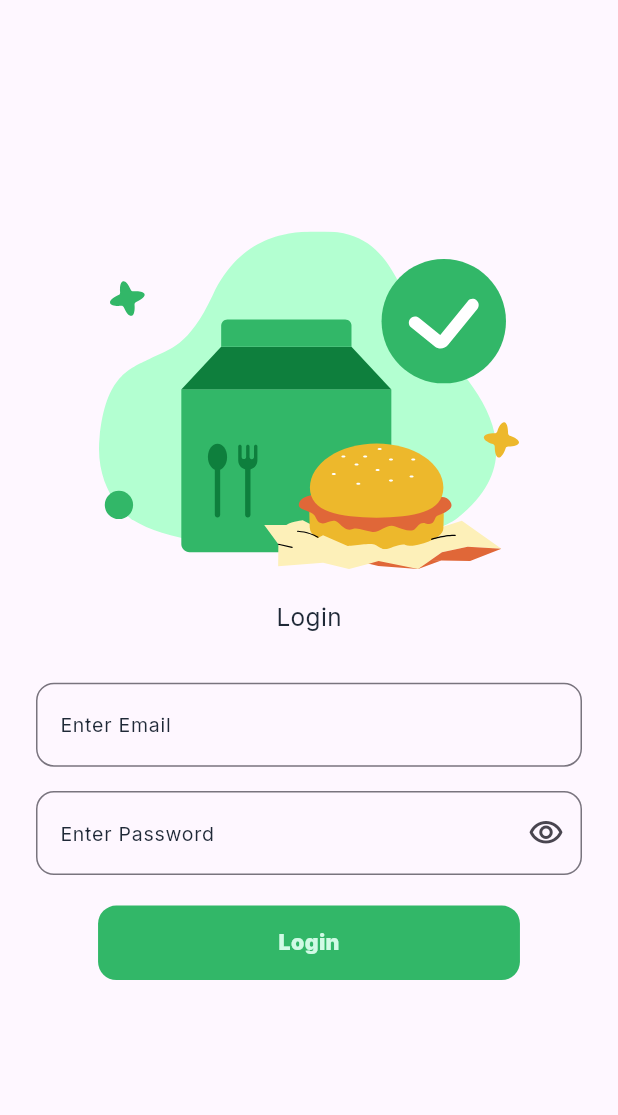
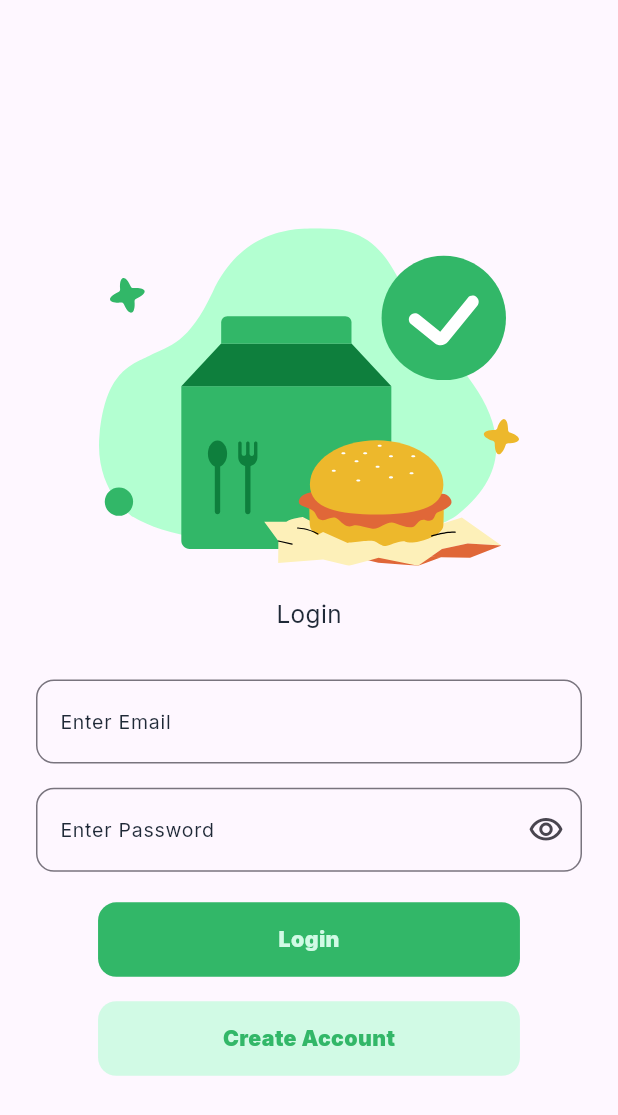
Before and after one commit to AbdelrahmanAddel/restaurant, a Flutter app: the screen it shows after launch, after a tap on "Login", on a phone screen of 412 x 824 dp. Shown: the top 1115 px of the screen. Run offline on Flutter 3.47's test engine with Material 3 defaults, Android fonts, the phone set to English and light mode, and no system bars; our stand-ins replace dartz, firebase_auth, firebase_core, flutter_bloc, flutter_screenutil, flutter_svg; accounts and stored records are empty.

Commit message:
fix overflow in rotate mobile

```diff
--- a/lib/features/login/presentation/widgets/login_body.dart
+++ b/lib/features/login/presentation/widgets/login_body.dart
@@ -18,12 +18,12 @@ class LoginViewBody extends StatelessWidget {
   @override
   Widget build(BuildContext context) {
     return SingleChildScrollView(
-      child: SizedBox(
-        height: MediaQuery.of(context).size.height,
       child: Center(
         child: Column(
           mainAxisAlignment: MainAxisAlignment.center,
           children: [
+            verticalSpace(150),
+
             SvgPicture.asset(ImageAssets.imagesSvgAuthenticationScreenImage),
             verticalSpace(20),
             Text(AppStrings.login, style: AppTextStyle.interBlack16),
@@ -39,7 +39,6 @@ class LoginViewBody extends StatelessWidget {
           ],
         ),
       ),
-      ),
     );
   }
 }
--- a/lib/features/login/presentation/widgets/login_text_form_fields_and_button.dart
+++ b/lib/features/login/presentation/widgets/login_text_form_fields_and_button.dart
@@ -3,8 +3,11 @@ import 'package:flutter_bloc/flutter_bloc.dart';
 import 'package:intern_restaurant/core/common/functions/text_form_fields_validator.dart';
 import 'package:intern_restaurant/core/common/widget/custom_app_button.dart';
 import 'package:intern_restaurant/core/common/widget/custom_text_form_field.dart';
+import 'package:intern_restaurant/core/constant/app_colors.dart';
 import 'package:intern_restaurant/core/constant/app_strings.dart';
+import 'package:intern_restaurant/core/helpers/navigation_extension.dart';
 import 'package:intern_restaurant/core/helpers/spacer.dart';
+import 'package:intern_restaurant/core/routes/routes_strings.dart';
 import 'package:intern_restaurant/features/login/data/models/login_with_email_and_password_model.dart';
 import 'package:intern_restaurant/features/login/presentation/cubit/login_cubit.dart';
 import 'package:intern_restaurant/features/login/presentation/widgets/login_bloc_listener.dart';
@@ -63,6 +66,15 @@ class LoginTextFormFieldsAndButton extends StatelessWidget {
             },
           ),
           verticalSpace(16),
+          CustomAppButton(
+            title: AppStrings.createAccount,
+
+            color: AppColors.whiteColor,
+            onTap: () {
+              context.push(RoutesStrings.register);
+            },
+            textColor: AppColors.greenColor,
+          ),
           LoginBlocListener(),
         ],
       ),
```
Lines whose indentation alone changed are shown as unchanged.
